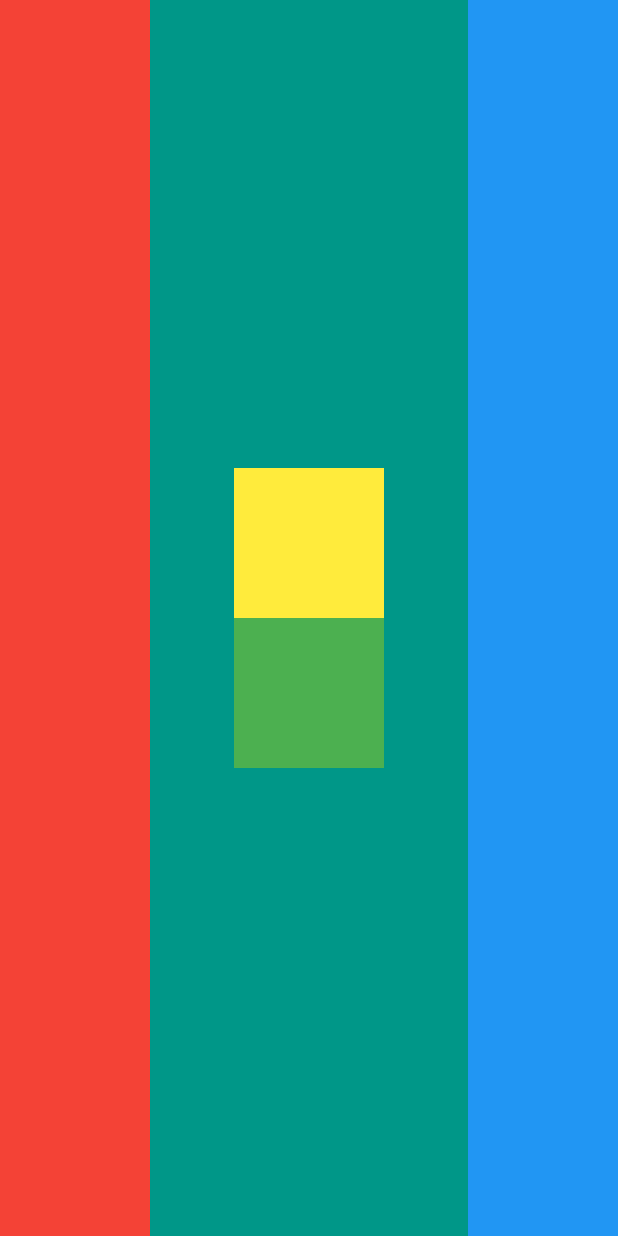
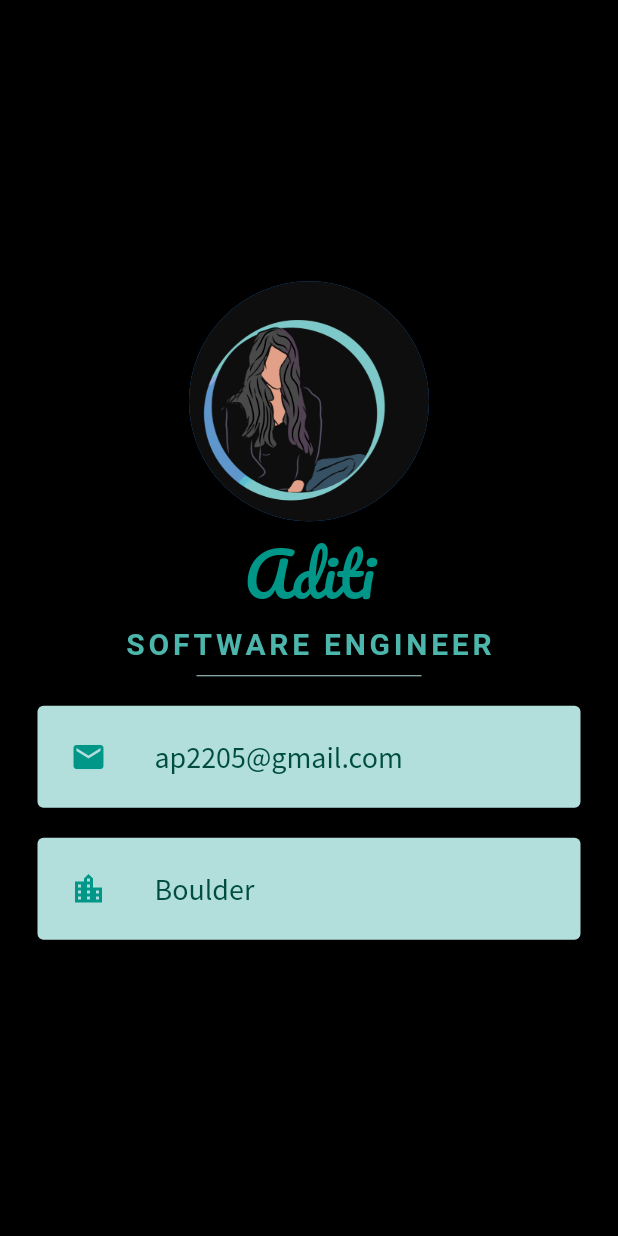
Before and after one commit to aditiprakash/Flutter, a Flutter app: the screen it shows after launch, on a phone screen of 412 x 824 dp. Run offline on Flutter 3.47's test engine with Material 2 defaults, Android fonts, the light colour scheme and no system bars; Roboto replaces fonts that are missing (SourceSans).

Commit message:
complete business card

```diff
--- a/mi_card_flutter/lib/main.dart
+++ b/mi_card_flutter/lib/main.dart
@@ -1,3 +1,5 @@
+import 'dart:ui';
+
 import 'package:flutter/material.dart';
 
 void main() {
@@ -10,44 +12,84 @@ class MyApp extends StatelessWidget {
   Widget build(BuildContext context) {
     return  MaterialApp(
       home: Scaffold(
-        backgroundColor: Colors.teal,
+        backgroundColor: Colors.black,
         body: SafeArea(
-          child: Row(
-            crossAxisAlignment: CrossAxisAlignment.stretch,
-            mainAxisAlignment: MainAxisAlignment.spaceBetween,
-            children: <Widget>[
-            Container(
-            width: 100.0,
-              color: Colors.red,
+          child: Column(
+            mainAxisAlignment: MainAxisAlignment.center,
+          children: <Widget>[
+             CircleAvatar(
+                backgroundImage: AssetImage('images/display.png'),
+                radius: 80.0,
+              ),
+              Text(
+                  'Aditi',
+              style: TextStyle(
+                fontFamily: 'Pacifico',
+                fontSize: 40.0,
+                color: Colors.teal,
+//                fontWeight: FontWeight.bold,
+              ),
+              ),
+            Text(
+              'SOFTWARE ENGINEER',
+              style: TextStyle(
+                fontFamily: 'SourceSans',
+                fontSize: 20.0,
+                color: Colors.teal[300],
+                letterSpacing: 2.5,
+                fontWeight: FontWeight.bold,
+              ),
             ),
-              Column(
-                mainAxisAlignment: MainAxisAlignment.center,
-                children: <Widget>[
-                  Container(
-//                    margin: const EdgeInsets.all(10.0),
-                    color: Colors.yellow,
-                    width: 100.0,
-                    height: 100.0,
-                  ),
-                  Container(
-//                    margin: const EdgeInsets.all(10.0),
-                    color: Colors.green,
-                    width: 100.0,
-                    height: 100.0,
-                  ),
-                ],
+            SizedBox(child: Divider(
+              color: Colors.teal[100],
+            ),
+              width:150.0 ,
+              height: 20.0,),
+            Card(
+              color: Colors.teal[100],
+              margin: EdgeInsets.symmetric(vertical: 10.0, horizontal: 25.0),
+              child: Padding(
+                padding: const EdgeInsets.all(6.0),
+                child: ListTile(
+                  leading:
+                      Icon(
+                        Icons.email,
+                        color: Colors.teal,
+                      ),
+                      title: Text(
+                        'ap2205@gmail.com',
+                        style: TextStyle(
+                          color: Colors.teal.shade900,
+                          fontFamily: 'Source Sans Pro',
+                          fontSize: 20.0,
+                        ),
+                      ),
+                )
               ),
-//              SizedBox(
-//                width: 210.0,
-//              ),
-            Container(
-              width: 100.0,
-              color: Colors.blue,
-            )
-            ],
+            ),
+
+            Card(
+              color: Colors.teal[100],
+              margin: EdgeInsets.symmetric(vertical: 10.0, horizontal: 25.0),
+              child: Padding(
+                padding: const EdgeInsets.all(6.0),
+                child: ListTile(
+                  leading: Icon(
+                    Icons.location_city,
+                    color: Colors.teal,
+                  ) ,
+                  title: Text(
+                      'Boulder',
+                      style: TextStyle(
+                        color: Colors.teal.shade900,
+                        fontFamily: 'Source Sans Pro',
+                        fontSize: 20.0,
+                      ),
+                )
+              ))),
+              ],
+            )),
           ),
-        ),
-      ),
-    );
+        );
   }
 }
```
Also changed, not shown: mi_card_flutter/pubspec.yaml (+10 -2 lines), mi_card_flutter/fonts/Pacifico-Regular.ttf (added), mi_card_flutter/fonts/SourceSansPro-Regular.ttf (added), mi_card_flutter/images/display.png (added).
